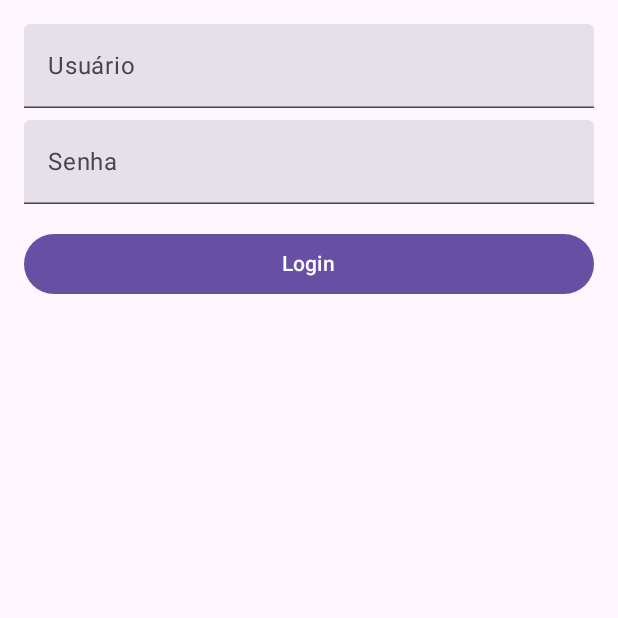
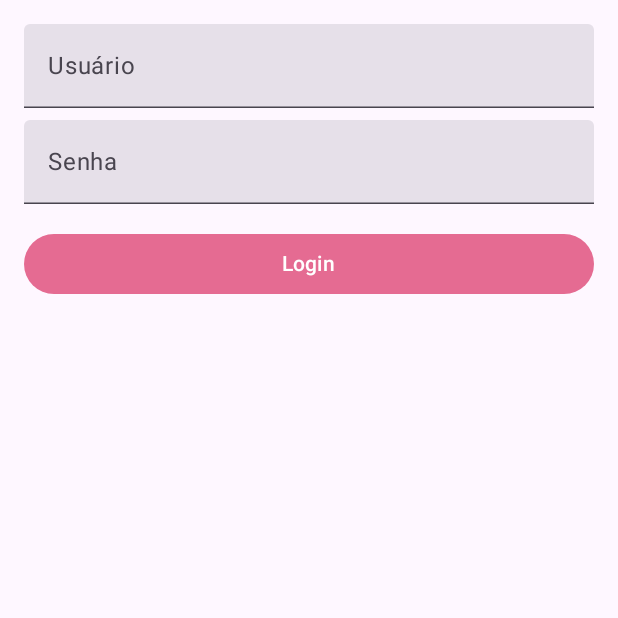
Before and after one commit to moniqueazv13/MangaBible, an Android app built with Jetpack Compose: the screen it shows after launch (LoginActivity), on a phone screen of 412 x 824 dp, the top half of it. Run offline under Robolectric (Android 15) with nearby library versions, the phone set to English and light mode, and no system bars; libraries missing offline, so code that uses them is left out: com.bumptech.glide; 1 statement that could not run was skipped.

```diff
--- a/app/src/main/AndroidManifest.xml
+++ b/app/src/main/AndroidManifest.xml
@@ -11,7 +11,7 @@
         android:fullBackupContent="@xml/backup_rules"
         android:icon="@mipmap/ic_launcher_manga"
         android:label="@string/app_name"
-        android:roundIcon="@mipmap/ic_launcher_manga_round"
+        android:roundIcon="@drawable/ic_launcher_foreground"
         android:supportsRtl="true"
         android:theme="@style/Theme.MangaBible"
         tools:targetApi="34">
--- a/app/src/main/java/com/mangabible/ui/screen/LoginScreen.kt
+++ b/app/src/main/java/com/mangabible/ui/screen/LoginScreen.kt
@@ -1,6 +1,5 @@
 package com.mangabible.ui.screen
 
-import com.mangabible.ui.viewmodel.login.LoginViewModel
 import androidx.compose.foundation.layout.Column
 import androidx.compose.foundation.layout.Spacer
 import androidx.compose.foundation.layout.fillMaxSize
@@ -8,6 +7,7 @@ import androidx.compose.foundation.layout.fillMaxWidth
 import androidx.compose.foundation.layout.height
 import androidx.compose.foundation.layout.padding
 import androidx.compose.material3.Button
+import androidx.compose.material3.ButtonColors
 import androidx.compose.material3.CircularProgressIndicator
 import androidx.compose.material3.Text
 import androidx.compose.material3.TextField
@@ -18,6 +18,10 @@ import androidx.compose.ui.Alignment
 import androidx.compose.ui.Modifier
 import androidx.compose.ui.unit.dp
 import com.mangabible.ui.intent.LoginIntent
+import com.mangabible.ui.theme.Disable
+import com.mangabible.ui.theme.Pink
+import com.mangabible.ui.theme.White
+import com.mangabible.ui.viewmodel.login.LoginViewModel
 import org.koin.androidx.compose.koinViewModel
 
 @Composable
@@ -55,7 +59,13 @@ fun LoginScreen(
         Button(
             onClick = { viewModel.processIntent(LoginIntent.LoginButtonClicked) },
             modifier = Modifier.fillMaxWidth(),
-            enabled = !state.isLoading
+            enabled = !state.isLoading,
+            colors = ButtonColors(
+                disabledContentColor = Disable,
+                disabledContainerColor = Disable,
+                contentColor = White,
+                containerColor = Pink
+            )
         ) {
             if (state.isLoading) {
                 CircularProgressIndicator()
--- a/app/src/main/java/com/mangabible/ui/screen/MainScreen.kt
+++ b/app/src/main/java/com/mangabible/ui/screen/MainScreen.kt
@@ -28,6 +28,7 @@ import androidx.core.os.bundleOf
 import com.mangabible.DetailsActivity
 import com.mangabible.ui.MangaVO
 import com.mangabible.ui.intent.MangaIntent
+import com.mangabible.ui.theme.Pink
 import com.mangabible.ui.viewmodel.main.MainAction
 import com.mangabible.ui.viewmodel.main.MainState
 import com.mangabible.ui.viewmodel.main.MainViewModel
@@ -54,7 +55,7 @@ fun MainScreen(viewModel: MainViewModel = koinViewModel(), context: Context) {
                 }
 
                 is MainState.Loading -> {
-                    CircularProgressIndicator()
+                    CircularProgressIndicator(color = Pink)
                 }
 
                 is MainState.Success -> {
--- a/app/src/main/java/com/mangabible/ui/theme/Color.kt
+++ b/app/src/main/java/com/mangabible/ui/theme/Color.kt
@@ -9,3 +9,6 @@ val Pink80 = Color(0xFFEFB8C8)
 val Purple40 = Color(0xFF6650a4)
 val PurpleGrey40 = Color(0xFF625b71)
 val Pink40 = Color(0xFF7D5260)
+val Pink = Color(0xFFE56B92)
+val White = Color(0xFFFFFFFF)
+val Disable = Color(0x00FFFFFF)
--- a/app/src/main/java/com/mangabible/ui/theme/Theme.kt
+++ b/app/src/main/java/com/mangabible/ui/theme/Theme.kt
@@ -17,8 +17,8 @@ private val DarkColorScheme = darkColorScheme(
 )
 
 private val LightColorScheme = lightColorScheme(
-    primary = Purple40,
-    secondary = PurpleGrey40,
+    primary = Pink,
+    secondary = White,
     tertiary = Pink40
 
     /* Other default colors to override
```
